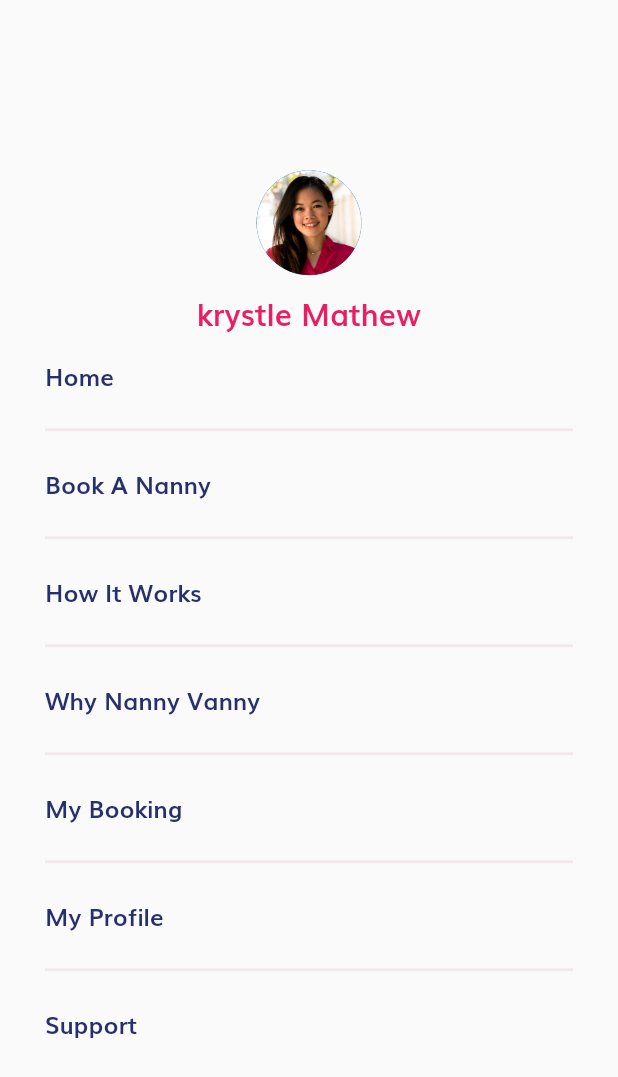
After one commit to nirdeshk17/NannyVanny, a Flutter app: the menuscreen screen opened directly, on a phone screen of 412 x 824 dp. The commit adds this screen. Shown: the top 1077 px of the screen. Run offline on Flutter 3.47's test engine with Material 2 defaults, Android fonts, the phone set to English and light mode, and no system bars; our stand-ins replace flutter_zoom_drawer; network calls fail.

Commit message:
Initial commit

```diff
--- /dev/null
+++ b/lib/menuscreen.dart
@@ -0,0 +1,126 @@
+import 'package:flutter/cupertino.dart';
+import 'package:flutter/material.dart';
+import 'package:flutter/painting.dart';
+class menuscreen extends StatelessWidget {
+  const menuscreen({Key? key}) : super(key: key);
+
+  @override
+  Widget build(BuildContext context) {
+    return Scaffold(
+      body:Column(
+        mainAxisAlignment: MainAxisAlignment.center,
+        children: [
+          Row(
+            mainAxisAlignment: MainAxisAlignment.center,
+            children: [
+                CircleAvatar(
+                  radius: 35,
+                  backgroundImage:
+                  AssetImage('assets/images/profilepic.png'),
+                ),
+            ],
+          ),
+          SizedBox(
+            height: 10,
+          ),
+          Row(
+            mainAxisAlignment: MainAxisAlignment.center,
+            children: [
+              Text(
+                "krystle Mathew",
+                style: TextStyle(
+                    fontWeight: FontWeight.bold,
+                    color: Colors.pink,
+                    fontSize: 20),
+              ),
+            ],
+          ),
+          ListView(
+            shrinkWrap: true,
+            children: [
+              ListTile(
+                minVerticalPadding: 0,
+                contentPadding: EdgeInsets.only(left: 30),
+                title: Text("Home",style: TextStyle(color: Color(0xFF27306d),fontWeight: FontWeight.bold),),
+               onTap: (){},
+              ),
+              Container(
+                padding: EdgeInsets.only(left: 30,right: 30),
+                child: Divider(
+                  color:Color(0xFFf2e9ee),
+                  thickness: 2,
+                ),
+              ),
+
+              ListTile(
+                minVerticalPadding: 0,
+                contentPadding: EdgeInsets.only(left: 30),
+                title: Text("Book A Nanny",style: TextStyle(color: Color(0xFF27306d),fontWeight: FontWeight.bold),),
+              ),
+              Container(
+                padding: EdgeInsets.only(left: 30,right: 30),
+                child: Divider(
+                  color:Color(0xFFf2e9ee),
+                  thickness: 2,
+                ),
+              ),
+              ListTile(
+                minVerticalPadding: 0,
+                contentPadding: EdgeInsets.only(left: 30),
+                title: Text("How It Works",style: TextStyle(color: Color(0xFF27306d),fontWeight: FontWeight.bold),),
+              ),
+              Container(
+                padding: EdgeInsets.only(left: 30,right: 30),
+                child: Divider(
+                  color:Color(0xFFf2e9ee),
+                  thickness: 2,
+                ),
+              ),
+              ListTile(
+                minVerticalPadding: 0,
+                contentPadding: EdgeInsets.only(left: 30),
+                title: Text("Why Nanny Vanny",style: TextStyle(color: Color(0xFF27306d),fontWeight: FontWeight.bold),),
+              ),
+              Container(
+                padding: EdgeInsets.only(left: 30,right: 30),
+                child: Divider(
+                  color:Color(0xFFf2e9ee),
+                  thickness: 2,
+                ),
+              ),
+              ListTile(
+                minVerticalPadding: 0,
+                contentPadding: EdgeInsets.only(left: 30),
+                title: Text("My Booking",style: TextStyle(color: Color(0xFF27306d),fontWeight: FontWeight.bold),),
+              ),
+              Container(
+                padding: EdgeInsets.only(left: 30,right: 30),
+                child: Divider(
+                  color:Color(0xFFf2e9ee),
+                  thickness: 2,
+                ),
+              ),
+              ListTile(
+                minVerticalPadding: 0,
+                contentPadding: EdgeInsets.only(left: 30),
+                title: Text("My Profile",style: TextStyle(color: Color(0xFF27306d),fontWeight: FontWeight.bold),),
+              ),
+              Container(
+                padding: EdgeInsets.only(left: 30,right: 30),
+                child: Divider(
+                  color:Color(0xFFf2e9ee),
+                  thickness: 2,
+                ),
+              ),
+              ListTile(
+                minVerticalPadding: 0,
+                contentPadding: EdgeInsets.only(left: 30),
+                title: Text("Support",style: TextStyle(color: Color(0xFF27306d),fontWeight: FontWeight.bold),),
+              ),
+            ],
+          ),
+        ],
+      ),
+    );
+  }
+}
--- a/lib/splash.dart
+++ b/lib/splash.dart
@@ -3,8 +3,11 @@ import 'dart:convert';
 
 import 'package:flutter/material.dart';
 import 'package:nannyvanny/dataholders.dart';
+import 'package:nannyvanny/drawer.dart';
+
 import 'package:nannyvanny/home.dart';
 import 'package:http/http.dart' as http;
+
 
 
 class splash extends StatefulWidget {
@@ -25,7 +28,7 @@ class _splashState extends State<splash> {
   @override
   void initState() {
     Timer(Duration(seconds: 3),()=> getData().then((sucess){
-      Navigator.pushReplacement(context, MaterialPageRoute(builder: (context)=>home()));
+      Navigator.pushReplacement(context, MaterialPageRoute(builder: (context)=>drawer()));
     }));
   }
   getData() async {
--- a/pubspec.yaml
+++ b/pubspec.yaml
@@ -30,6 +30,7 @@ dependencies:
   flutter:
     sdk: flutter
   http: ^0.13.4
+  flutter_zoom_drawer: any
 
 
   # The following adds the Cupertino Icons font to your application.
```
Also changed, not shown: lib/drawer.dart (added, +13 -0 lines), lib/home.dart (+70 -49 lines), pubspec.lock, 1 other file.
